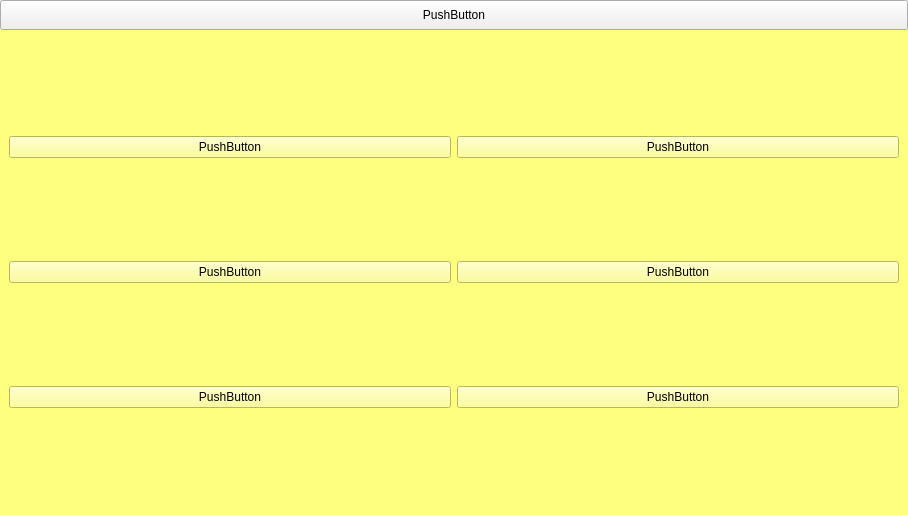
Qt form production/view/post_template.ui (ashutosh7561/team-management) before a commit.
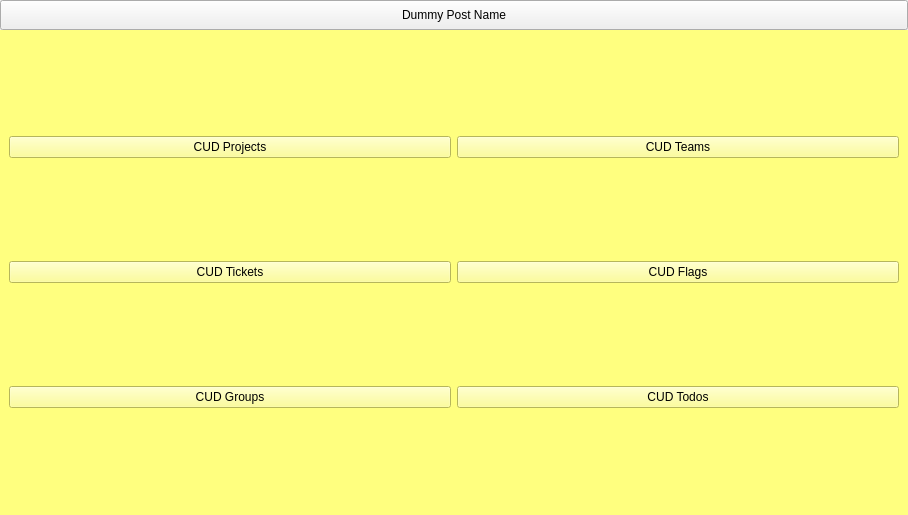
The same form after that commit.

Commit message:
Add new template for main window
Created root_window.ui which will from this point be used inplace
of dashboard.ui. This include dynamic update in size and position
of widgets which was not present in old one. Also set names for
widgets and frames for good access from the code.

Although it currently holds all the main widgets including
dashboard, messages, settings, et cetera in the same file. These
widgets will be seperated in their individual ui file in later
updates enabling good architecture.

```diff
--- a/production/view/post_template.ui
+++ b/production/view/post_template.ui
@@ -53,7 +53,7 @@
       </size>
      </property>
      <property name="text">
-      <string>PushButton</string>
+      <string>Dummy Post Name</string>
      </property>
     </widget>
    </item>
@@ -87,42 +87,42 @@
       <item row="2" column="0">
        <widget class="QPushButton" name="access_right_3">
         <property name="text">
-         <string>PushButton</string>
+         <string>CUD Groups</string>
         </property>
        </widget>
       </item>
       <item row="0" column="0">
        <widget class="QPushButton" name="access_right_1">
         <property name="text">
-         <string>PushButton</string>
+         <string>CUD Projects</string>
         </property>
        </widget>
       </item>
       <item row="0" column="1">
        <widget class="QPushButton" name="access_right_2">
         <property name="text">
-         <string>PushButton</string>
+         <string>CUD Teams</string>
         </property>
        </widget>
       </item>
       <item row="2" column="1">
        <widget class="QPushButton" name="access_right_4">
         <property name="text">
-         <string>PushButton</string>
+         <string>CUD Todos</string>
         </property>
        </widget>
       </item>
       <item row="1" column="0">
        <widget class="QPushButton" name="access_right_5">
         <property name="text">
-         <string>PushButton</string>
+         <string>CUD Tickets</string>
         </property>
        </widget>
       </item>
       <item row="1" column="1">
        <widget class="QPushButton" name="access_right_6">
         <property name="text">
-         <string>PushButton</string>
+         <string>CUD Flags</string>
         </property>
        </widget>
       </item>
```
The commit also changes 1 other file.
